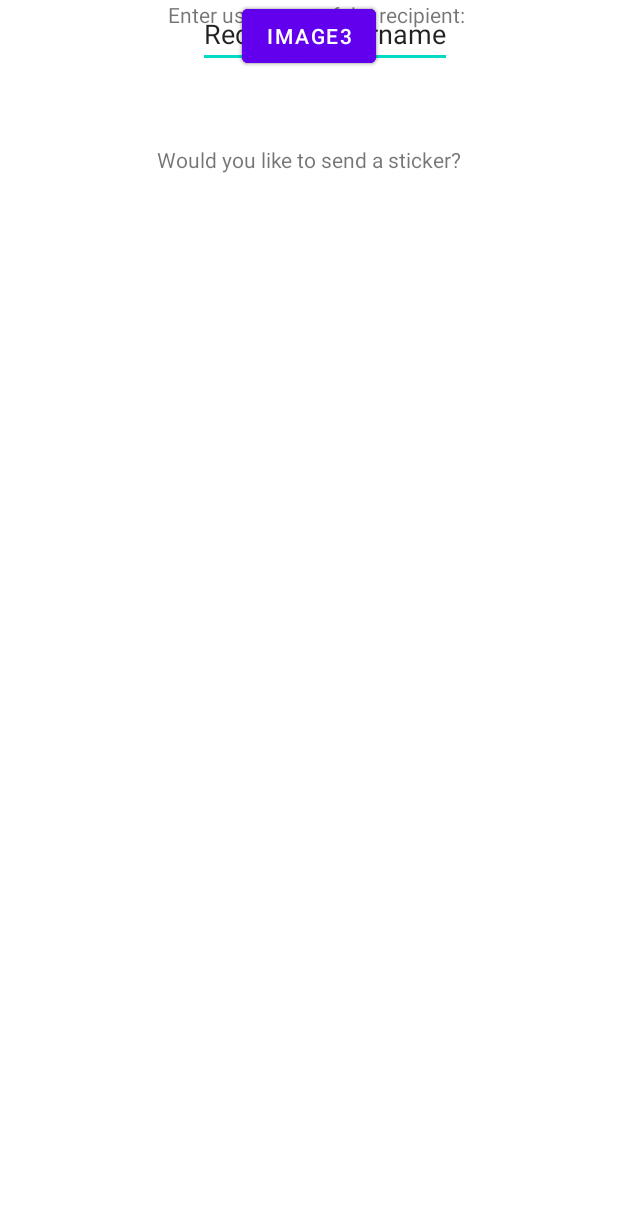
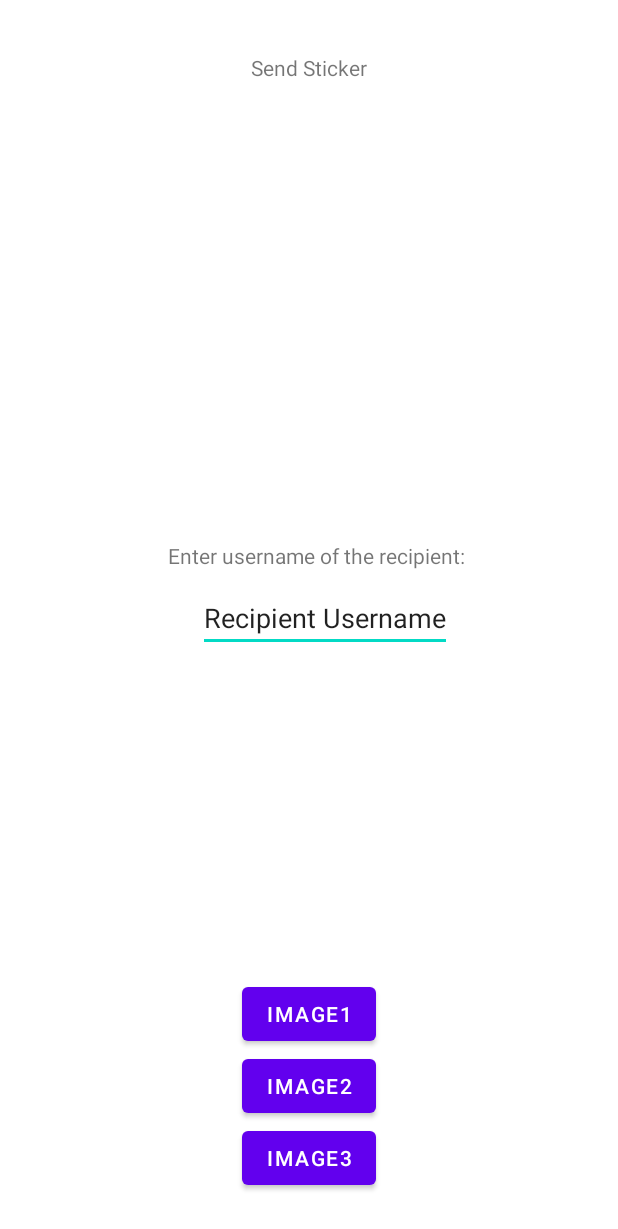
Before and after one commit to simpsonness/CS5520, an Android app: the layout send_sticker.xml on its own in the app's theme, with its tools: preview values and no code run, on a phone screen of 412 x 824 dp. Shown: the top 1229 px of the screen. Run offline under Robolectric (Android 15) with nearby library versions, the phone set to English and light mode, and no system bars.

Commit message:
added constraint layout to Send Sticker; added send sticker and view sticker activities to manifest

```diff
--- a/ChatApplication/app/src/main/AndroidManifest.xml
+++ b/ChatApplication/app/src/main/AndroidManifest.xml
@@ -12,8 +12,12 @@
         android:supportsRtl="true"
         android:theme="@style/Theme.ChatApplication">
         <activity android:name=".Chat_Room"></activity>
+        <activity android:name=".SendSticker"></activity>
+        <activity android:name=".ViewStickers"></activity>
+
         <activity android:name=".MainActivity2" />
         <activity android:name=".MainActivity">
+
             <intent-filter>
                 <action android:name="android.intent.action.MAIN" />
 
--- a/ChatApplication/app/src/main/res/layout/send_sticker.xml
+++ b/ChatApplication/app/src/main/res/layout/send_sticker.xml
@@ -9,8 +9,9 @@
         android:id="@+id/header"
         android:layout_width="wrap_content"
         android:layout_height="wrap_content"
-        android:text="Would you like to send a sticker?"
-        app:layout_constraintBottom_toBottomOf="parent"
+        android:layout_marginBottom="45dp"
+        android:text="@string/send_sticker"
+        app:layout_constraintBottom_toTopOf="@+id/prompt"
         app:layout_constraintEnd_toEndOf="parent"
         app:layout_constraintStart_toStartOf="parent"
         app:layout_constraintTop_toTopOf="parent"
@@ -21,46 +22,50 @@
         android:layout_width="wrap_content"
         android:layout_height="wrap_content"
         android:text="Image1"
+        app:layout_constraintBottom_toTopOf="@+id/button2"
         app:layout_constraintEnd_toEndOf="parent"
-        app:layout_constraintHorizontal_bias="0.501"
-        app:layout_constraintStart_toStartOf="parent"
-        tools:layout_editor_absoluteY="248dp" />
+        app:layout_constraintStart_toStartOf="parent" />
 
     <Button
         android:id="@+id/button2"
         android:layout_width="wrap_content"
         android:layout_height="wrap_content"
         android:text="Image2"
+        app:layout_constraintBottom_toTopOf="@+id/button3"
         app:layout_constraintEnd_toEndOf="parent"
         app:layout_constraintHorizontal_bias="0.501"
-        app:layout_constraintStart_toStartOf="parent"
-        tools:layout_editor_absoluteY="332dp" />
+        app:layout_constraintStart_toStartOf="parent" />
 
     <Button
         android:id="@+id/button3"
         android:layout_width="wrap_content"
         android:layout_height="wrap_content"
+        android:layout_marginBottom="28dp"
         android:text="Image3"
+        app:layout_constraintBottom_toBottomOf="parent"
         app:layout_constraintEnd_toEndOf="parent"
-        app:layout_constraintStart_toStartOf="parent"
-        tools:layout_editor_absoluteY="413dp" />
+        app:layout_constraintStart_toStartOf="parent" />
 
     <TextView
         android:id="@+id/prompt"
         android:layout_width="wrap_content"
         android:layout_height="wrap_content"
         android:layout_marginStart="112dp"
-        android:text="Enter username of the recipient:"
-        app:layout_constraintStart_toStartOf="parent"
-        tools:layout_editor_absoluteY="149dp" />
+        android:layout_marginBottom="9dp"
+        android:text="@string/enter_username"
+        app:layout_constraintBottom_toTopOf="@+id/textView3"
+        app:layout_constraintStart_toStartOf="parent" />
 
     <EditText
         android:id="@+id/textView3"
         android:layout_width="wrap_content"
         android:layout_height="wrap_content"
-        android:text="Recipient Username"
+        android:autofillHints="@string/username_hint"
+        android:inputType="textPersonName|text"
+        android:text="@string/username_hint"
+        app:layout_constraintBottom_toBottomOf="parent"
         app:layout_constraintEnd_toEndOf="parent"
         app:layout_constraintHorizontal_bias="0.545"
         app:layout_constraintStart_toStartOf="parent"
-        tools:layout_editor_absoluteY="177dp" />
+        app:layout_constraintTop_toTopOf="parent" />
 </androidx.constraintlayout.widget.ConstraintLayout>
--- a/ChatApplication/app/src/main/res/values/strings.xml
+++ b/ChatApplication/app/src/main/res/values/strings.xml
@@ -3,6 +3,9 @@
     <string name="send_sticker">Send Sticker</string>
     <string name="view_stickers">View Stickers</string>
     <string name="welcome_to_chat_app">Welcome to Chat App</string>
+    <string name="send_prompt">Would you like to send a sticker?</string>
+    <string name="username_hint">Recipient Username</string>
+    <string name="enter_username">Enter username of the recipient:</string>
     <!-- TODO: Remove or change this placeholder text -->
     <string name="hello_blank_fragment">Hello blank fragment</string>
 </resources>
```
